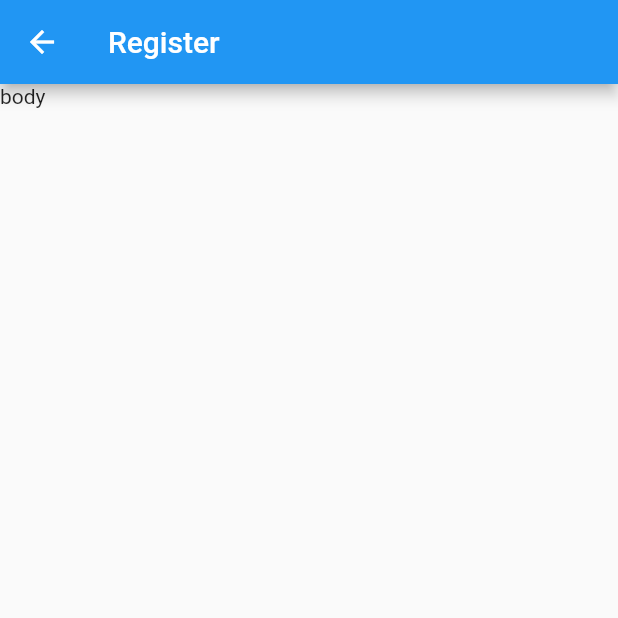
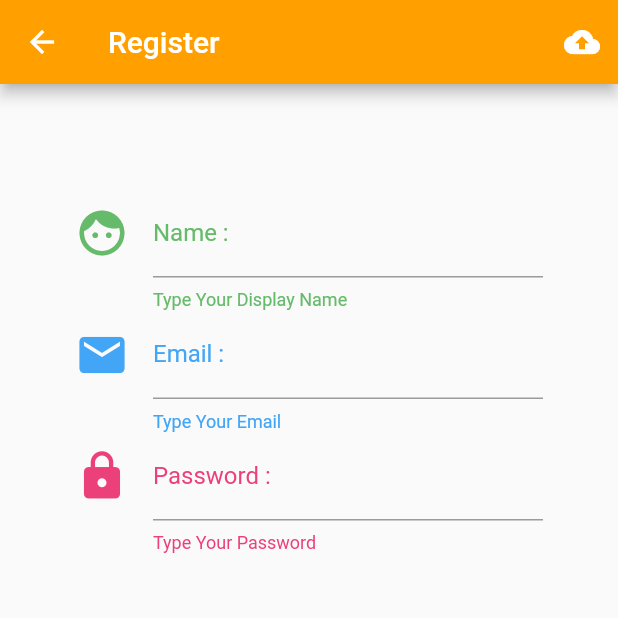
Before and after one commit to masterUNG/UngUBRU, a Flutter app: the Register screen opened directly, on a phone screen of 412 x 824 dp, the top half of it. Run offline on Flutter 3.47's test engine with Material 2 defaults, Android fonts, the phone set to English and light mode, and no system bars.

```diff
--- a/lib/screens/register.dart
+++ b/lib/screens/register.dart
@@ -6,12 +6,89 @@ class Register extends StatefulWidget {
 }
 
 class _RegisterState extends State<Register> {
+  // Explicit
+  Color nameColor = Colors.green.shade400;
+  Color emailColor = Colors.blue.shade400;
+  Color passwordColor = Colors.pink.shade400;
+
+  // Method
+
+  Widget nameText() {
+    return TextFormField(
+      decoration: InputDecoration(
+        icon: Icon(
+          Icons.face,
+          size: 36.0,
+          color: nameColor,
+        ),
+        labelText: 'Name :',
+        labelStyle: TextStyle(color: nameColor),
+        helperText: 'Type Your Display Name',
+        helperStyle: TextStyle(color: nameColor),
+        hintText: 'English only',
+      ),
+    );
+  }
+
+  Widget emailText() {
+    return TextFormField(
+      decoration: InputDecoration(
+        icon: Icon(
+          Icons.email,
+          size: 36.0,
+          color: emailColor,
+        ),
+        labelText: 'Email :',
+        labelStyle: TextStyle(color: emailColor),
+        helperText: 'Type Your Email',
+        helperStyle: TextStyle(color: emailColor),
+        hintText: 'you@email.com',
+      ),
+    );
+  }
+
+  Widget passwordText() {
+    return TextFormField(
+      decoration: InputDecoration(
+        icon: Icon(
+          Icons.lock,
+          size: 36.0,
+          color: passwordColor,
+        ),
+        labelText: 'Password :',
+        labelStyle: TextStyle(color: passwordColor),
+        helperText: 'Type Your Password',
+        helperStyle: TextStyle(color: passwordColor),
+        hintText: 'More 6 Charactor',
+      ),
+    );
+  }
+
+  Widget registerButton() {
+    return IconButton(
+      icon: Icon(Icons.cloud_upload),
+      onPressed: () {},
+    );
+  }
+
   @override
   Widget build(BuildContext context) {
     return Scaffold(
       appBar: AppBar(
+        backgroundColor: Color.fromARGB(0xFF, 0xFF, 0xA0, 0x00),
         title: Text('Register'),
-      ),body: Text('body'),
+        actions: <Widget>[
+          registerButton(),
+        ],
+      ),
+      body: ListView(
+        padding: EdgeInsets.only(left: 50.0, right: 50.0, top: 70.0),
+        children: <Widget>[
+          nameText(),
+          emailText(),
+          passwordText(),
+        ],
+      ),
     );
   }
 }
```
